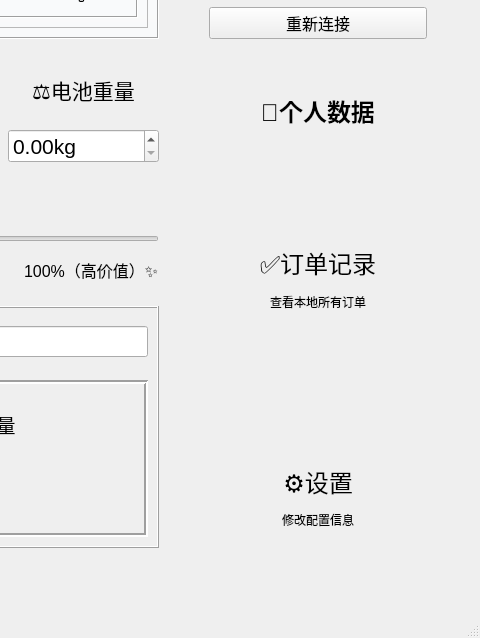
Before: the Qt Designer form mainwindow.ui in RipplesDance/WasteMetalRecoverySystem, drawn with Qt 5; both pictures show x 770 to 1250 and y 212 to 850 of the 1250 by 850 pixel window.
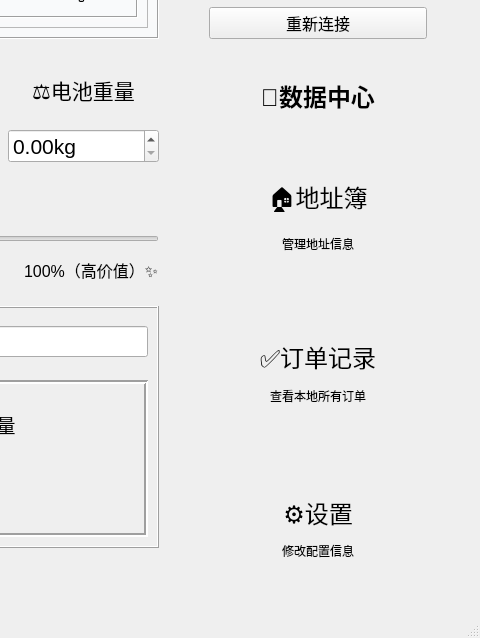
After: the same form once the commit is applied. Custom widgets are drawn as their Qt base class.

Commit message: 新增地址模块

```diff
--- a/mainwindow.ui
+++ b/mainwindow.ui
@@ -545,7 +545,7 @@
         <property name="lineWidth">
          <number>2</number>
         </property>
-        <layout class="QVBoxLayout" name="verticalLayout_14" stretch="1,2,2">
+        <layout class="QVBoxLayout" name="verticalLayout_14" stretch="1,2,2,2">
          <property name="spacing">
           <number>16</number>
          </property>
@@ -559,7 +559,7 @@
             </font>
            </property>
            <property name="text">
-            <string>📄个人数据</string>
+            <string>📄数据中心</string>
            </property>
            <property name="alignment">
             <set>Qt::AlignCenter</set>
@@ -572,6 +572,36 @@
            </property>
           </widget>
          </item>
+         <item>
+          <widget class="interactableFrame" name="address_frame">
+           <property name="frameShape">
+            <enum>QFrame::NoFrame</enum>
+           </property>
+           <property name="frameShadow">
+            <enum>QFrame::Raised</enum>
+           </property>
+           <layout class="QVBoxLayout" name="verticalLayout_13">
+            <item>
+             <widget class="QLabel" name="address_label">
+              <property name="font">
+               <font>
+                <pointsize>18</pointsize>
+               </font>
+              </property>
+              <property name="frameShape">
+               <enum>QFrame::NoFrame</enum>
+              </property>
+              <property name="text">
+               <string>&lt;html&gt;&lt;head/&gt;&lt;body&gt;&lt;p align=&quot;center&quot;&gt;🏠地址簿&lt;/p&gt;&lt;p align=&quot;center&quot;&gt;&lt;span style=&quot; font-size:9pt;&quot;&gt;管理地址信息&lt;/span&gt;&lt;/p&gt;&lt;/body&gt;&lt;/html&gt;</string>
+              </property>
+              <property name="alignment">
+               <set>Qt::AlignCenter</set>
+              </property>
+             </widget>
+            </item>
+           </layout>
+          </widget>
+         </item>
          <item>
           <widget class="interactableFrame" name="transactionHistory_frame">
            <property name="frameShape">
```
The commit also changes 14 other files.
